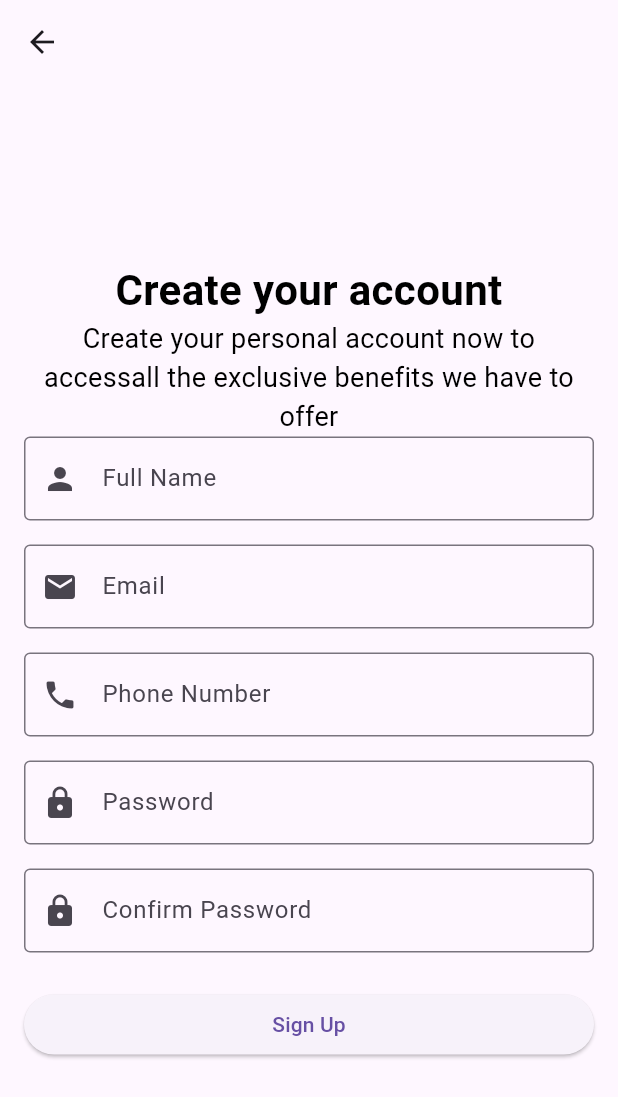
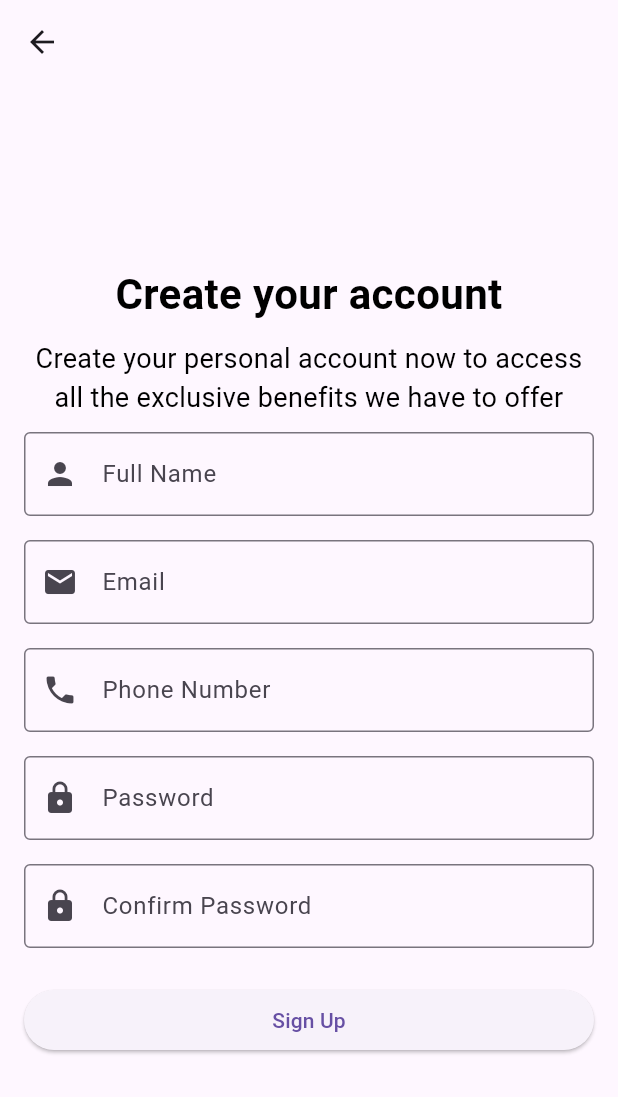
Before and after one commit to nnanjum1/HotelDine, a Flutter app: the signup screen opened directly, on a phone screen of 412 x 824 dp. Shown: the top 1097 px of the screen. Run offline on Flutter 3.47's test engine with Material 3 defaults, Android fonts, the phone set to English and light mode, and no system bars.

Commit message:
connect two pages

```diff
--- a/lib/pages/getStartedPage.dart
+++ b/lib/pages/getStartedPage.dart
@@ -1,4 +1,5 @@
 import 'package:flutter/material.dart';
+import 'package:hoteldineflutter/pages/signup.dart';
 
 import 'log.dart';
 
@@ -20,7 +21,7 @@ class getStartedPage extends StatelessWidget{
               ElevatedButton(
                 onPressed: (){
                   Navigator.push(context,
-                  MaterialPageRoute(builder: (context) => login()),
+                  MaterialPageRoute(builder: (context) => signup()),
                   );
                 },
                 style: ElevatedButton.styleFrom(
--- a/lib/pages/signup.dart
+++ b/lib/pages/signup.dart
@@ -29,17 +29,20 @@ class signup extends StatelessWidget {
                 ), // <-- Added missing closing parenthesis here
 
 
-                Text(
-                  'Create your personal account now to access'
-                  'all the exclusive benefits we have to offer',
-                  style: TextStyle(
-                    fontSize: 18, // Text size
-                    fontWeight: FontWeight.normal, // Font weight
-                    color: Colors.black,
-                    // Text color
+                Padding(
+                  padding: const EdgeInsets.only(top: 10.0,bottom: 10),
+                  child: Text(
+                    'Create your personal account now to access all the exclusive benefits we have to offer',
+                    style: TextStyle(
+                      fontSize: 18, // Text size
+                      fontWeight: FontWeight.normal, // Font weight
+                      color: Colors.black, // Text color
+                    ),
+                    textAlign: TextAlign.center,
                   ),
-                  textAlign: TextAlign.center,
-                ), // <-- Added missing closing parenthesis here
+                ),
+
+
 
 
                 TextFormField(
--- a/pubspec.yaml
+++ b/pubspec.yaml
@@ -60,7 +60,7 @@ flutter:
 
   # To add assets to your application, add an assets section, like this:
   assets:
-    - assets/images/startedImg.png
+    - assets/images/
 
 
   # An image asset can refer to one or more resolution-specific "variants", see
```
Also changed, not shown: lib/main.dart (+0 -55 lines).
